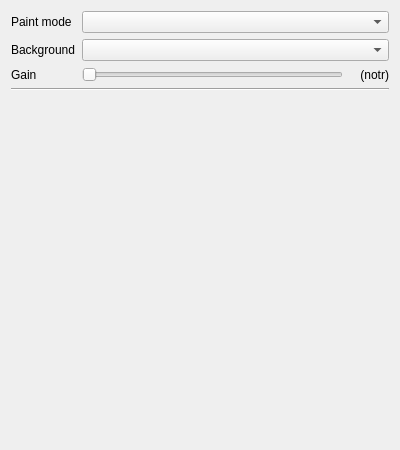
Above: src/widgets/vectorscope_ui.ui from KDE/kdenlive before the change. Below: the same form after it.
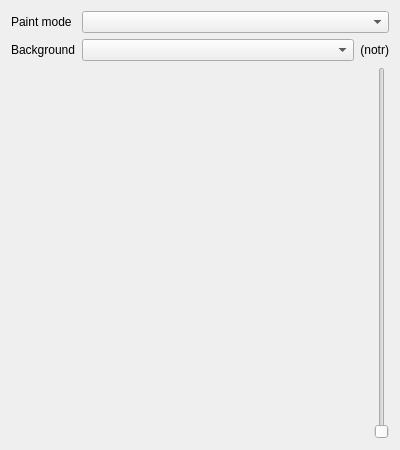
That is the form after the change.

Diff of the .ui file:
```diff
--- a/src/widgets/vectorscope_ui.ui
+++ b/src/widgets/vectorscope_ui.ui
@@ -33,7 +33,7 @@
      </property>
     </widget>
    </item>
-   <item row="0" column="1" colspan="2">
+   <item row="0" column="1" colspan="5">
     <widget class="QComboBox" name="paintMode">
      <property name="sizePolicy">
       <sizepolicy hsizetype="Expanding" vsizetype="Fixed">
@@ -50,7 +50,7 @@
      </property>
     </widget>
    </item>
-   <item row="1" column="1" colspan="2">
+   <item row="1" column="1" colspan="3">
     <widget class="QComboBox" name="backgroundMode">
      <property name="sizePolicy">
       <sizepolicy hsizetype="Expanding" vsizetype="Fixed">
@@ -60,28 +60,7 @@
      </property>
     </widget>
    </item>
-   <item row="2" column="0">
-    <widget class="QLabel" name="label">
-     <property name="text">
-      <string>Gain</string>
-     </property>
-    </widget>
-   </item>
-   <item row="2" column="1">
-    <widget class="QSlider" name="sliderGain">
-     <property name="orientation">
-      <enum>Qt::Horizontal</enum>
-     </property>
-    </widget>
-   </item>
-   <item row="3" column="0" colspan="3">
-    <widget class="Line" name="line">
-     <property name="orientation">
-      <enum>Qt::Horizontal</enum>
-     </property>
-    </widget>
-   </item>
-   <item row="4" column="0" colspan="2">
+   <item row="3" column="0" colspan="2">
     <spacer name="verticalSpacer">
      <property name="orientation">
       <enum>Qt::Vertical</enum>
@@ -94,28 +73,42 @@
      </property>
     </spacer>
    </item>
-   <item row="2" column="2">
-    <widget class="QLabel" name="lblGain">
-     <property name="sizePolicy">
-      <sizepolicy hsizetype="Fixed" vsizetype="Preferred">
-       <horstretch>0</horstretch>
-       <verstretch>0</verstretch>
-      </sizepolicy>
+   <item row="3" column="2">
+    <spacer name="horizontalSpacer">
+     <property name="orientation">
+      <enum>Qt::Horizontal</enum>
      </property>
-     <property name="minimumSize">
+     <property name="sizeHint" stdset="0">
       <size>
        <width>40</width>
-       <height>0</height>
+       <height>20</height>
       </size>
      </property>
+    </spacer>
+   </item>
+   <item row="1" column="4" colspan="2">
+    <widget class="QLabel" name="lblGain">
      <property name="text">
-      <string notr="true">(notr)</string>
+      <string>(notr)</string>
      </property>
      <property name="alignment">
       <set>Qt::AlignRight|Qt::AlignTrailing|Qt::AlignVCenter</set>
      </property>
     </widget>
    </item>
+   <item row="3" column="5">
+    <widget class="QSlider" name="sliderGain">
+     <property name="sizePolicy">
+      <sizepolicy hsizetype="Fixed" vsizetype="Expanding">
+       <horstretch>0</horstretch>
+       <verstretch>0</verstretch>
+      </sizepolicy>
+     </property>
+     <property name="orientation">
+      <enum>Qt::Vertical</enum>
+     </property>
+    </widget>
+   </item>
   </layout>
  </widget>
  <resources/>
```
